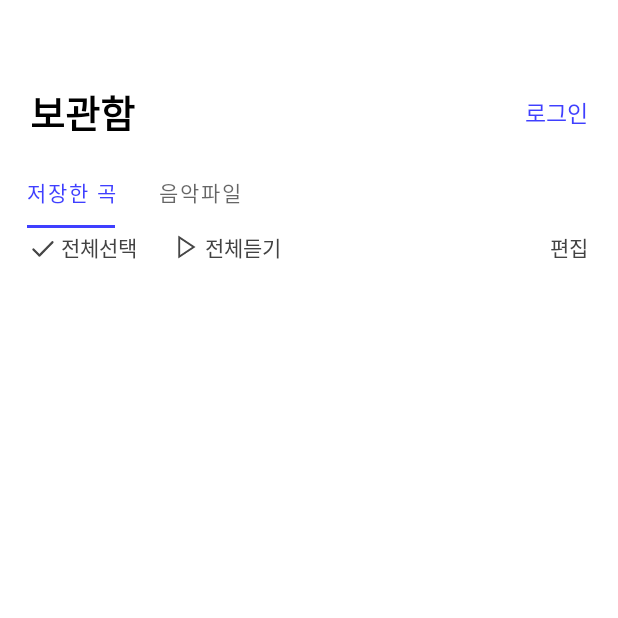
After one commit to hapen7535/UMC2-android, an Android app: the fragment LockerFragment shown on its own in the app's theme, on a phone screen of 412 x 824 dp, the top half of it. The commit adds this screen. Run offline under Robolectric (Android 15) with nearby library versions, the phone set to English and light mode, and no system bars; our stand-ins replace Room's generated code.

Commit message:
7주차 실습 : 보관함 만들기

```diff
--- /dev/null
+++ b/app/src/main/java/com/example/example1/LockerFragment.kt
@@ -0,0 +1,35 @@
+package com.example.example1
+
+import android.os.Bundle
+import android.view.LayoutInflater
+import android.view.View
+import android.view.ViewGroup
+import androidx.fragment.app.Fragment
+import com.example.example1.databinding.FragmentLockerBinding
+import com.google.android.material.tabs.TabLayout
+import com.google.android.material.tabs.TabLayoutMediator
+
+class LockerFragment : Fragment() {
+
+    lateinit var binding: FragmentLockerBinding
+    private val information = arrayListOf("저장한 곡", "음악파일")
+
+    override fun onCreateView(
+        inflater: LayoutInflater,
+        container: ViewGroup?,
+        savedInstanceState: Bundle?
+    ): View? {
+        binding = FragmentLockerBinding.inflate(inflater, container, false)
+
+        val lockerAdapter = LockerVPAdapter(this)
+        binding.lockerContentVp.adapter = lockerAdapter
+        TabLayoutMediator(binding.lockerContentTb, binding.lockerContentVp){
+            tab, position ->
+            tab.text = information[position]
+        }.attach()
+
+
+        return binding.root
+    }
+
+}
--- /dev/null
+++ b/app/src/main/java/com/example/example1/LockerVPAdapter.kt
@@ -0,0 +1,15 @@
+package com.example.example1
+
+import androidx.fragment.app.Fragment
+import androidx.viewpager2.adapter.FragmentStateAdapter
+
+class LockerVPAdapter(fragment:Fragment): FragmentStateAdapter(fragment) {
+
+    override fun getItemCount(): Int = 2
+    override fun createFragment(position: Int): Fragment {
+        return when(position){
+            0-> SavedSongFragment()
+            else -> MusicFileFragment()
+        }
+    }
+}
--- /dev/null
+++ b/app/src/main/java/com/example/example1/SavedSongFragment.kt
@@ -0,0 +1,51 @@
+package com.example.example1
+
+
+import android.os.Bundle
+import android.os.Handler
+import android.os.Looper
+import android.view.LayoutInflater
+import android.view.View
+import android.view.ViewGroup
+import androidx.fragment.app.Fragment
+import androidx.recyclerview.widget.LinearLayoutManager
+import com.example.example1.databinding.FragmentLockerSavedsongBinding
+
+class SavedSongFragment : Fragment() {
+    lateinit var binding: FragmentLockerSavedsongBinding
+    lateinit var songDB: SongDatabase
+
+    override fun onCreateView(
+        inflater: LayoutInflater,
+        container: ViewGroup?,
+        savedInstanceState: Bundle?
+    ): View? {
+        binding = FragmentLockerSavedsongBinding.inflate(inflater, container, false)
+
+        songDB = SongDatabase.getInstance(requireContext())!!
+
+        return binding.root
+    }
+
+    override fun onStart() {
+        super.onStart()
+        initRecyclerview()
+    }
+
+    private fun initRecyclerview(){
+        binding.lockerSavedSongRecyclerView.layoutManager = LinearLayoutManager(context, LinearLayoutManager.VERTICAL, false)
+
+        val songRVAdapter = SavedSongRVAdapter()
+
+        songRVAdapter.setMyItemClickListener(object : SavedSongRVAdapter.MyItemClickListener{
+            override fun onRemoveSong(songId: Int) {
+                songDB.songDao().updateIsLikeById(false,songId)
+            }
+
+        })
+
+        binding.lockerSavedSongRecyclerView.adapter = songRVAdapter
+
+        songRVAdapter.addSongs(songDB.songDao().getLikedSongs(true) as ArrayList<Song>)
+    }
+}
--- /dev/null
+++ b/app/src/main/java/com/example/example1/SavedSongRVAdapter.kt
@@ -0,0 +1,59 @@
+package com.example.example1
+
+import android.annotation.SuppressLint
+import android.view.LayoutInflater
+import android.view.ViewGroup
+import androidx.recyclerview.widget.RecyclerView
+import com.example.example1.databinding.ItemSongBinding
+
+class SavedSongRVAdapter() :
+    RecyclerView.Adapter<SavedSongRVAdapter.ViewHolder>() {
+    private val songs = ArrayList<Song>()
+    interface MyItemClickListener{
+        fun onRemoveSong(songId: Int)
+    }
+    private lateinit var mItemClickListener : MyItemClickListener
+
+    fun setMyItemClickListener(itemClickListener: MyItemClickListener){
+        mItemClickListener = itemClickListener
+    }
+
+
+    override fun onCreateViewHolder(viewGroup: ViewGroup, viewType: Int): SavedSongRVAdapter.ViewHolder {
+        val binding: ItemSongBinding = ItemSongBinding.inflate(LayoutInflater.from(viewGroup.context), viewGroup, false)
+
+        return ViewHolder(binding)
+    }
+
+    override fun onBindViewHolder(holder: SavedSongRVAdapter.ViewHolder, position: Int) {
+        holder.bind(songs[position])
+        holder.binding.itemSongMoreIv.setOnClickListener {
+            mItemClickListener.onRemoveSong(songs[position].id)
+            removeSong(position)
+        }
+    }
+
+    override fun getItemCount(): Int = songs.size
+
+    @SuppressLint("NotifyDataSetChanged")
+    fun addSongs(songs: ArrayList<Song>) {
+        this.songs.clear()
+        this.songs.addAll(songs)
+
+        notifyDataSetChanged()
+    }
+
+    @SuppressLint("NotifyDataSetChanged")
+    private fun removeSong(position: Int){
+        songs.removeAt(position)
+        notifyDataSetChanged()
+    }
+
+    inner class ViewHolder(val binding: ItemSongBinding) : RecyclerView.ViewHolder(binding.root){
+        fun bind(song: Song){
+            binding.itemSongImgIv.setImageResource(song.coverImg!!)
+            binding.itemSongTitleTv.text = song.title
+            binding.itemSongSingerTv.text = song.singer
+        }
+    }
+}
--- a/app/src/main/java/com/example/example1/SongDao.kt
+++ b/app/src/main/java/com/example/example1/SongDao.kt
@@ -18,4 +18,11 @@ interface SongDao {
 
     @Query("SELECT * FROM SongTable WHERE id")
     fun getSongs(id : Int): Song
+
+    @Query("UPDATE SongTable SET isLike= :isLike WHERE id= :id ")
+    fun updateIsLikeById(isLike: Boolean, id:Int)
+
+    @Query("SELECT * FROM SongTable WHERE isLike= :isLike")
+    fun getLikedSongs(isLike: Boolean): List<Song>
+
 }
--- /dev/null
+++ b/app/src/main/res/layout/fragment_locker.xml
@@ -0,0 +1,107 @@
+<?xml version="1.0" encoding="utf-8"?>
+<androidx.constraintlayout.widget.ConstraintLayout xmlns:android="http://schemas.android.com/apk/res/android"
+    xmlns:app="http://schemas.android.com/apk/res-auto"
+    xmlns:tools="http://schemas.android.com/tools"
+    android:layout_width="match_parent"
+    android:layout_height="match_parent">
+
+    <TextView
+        android:id="@+id/locker_title_tv"
+        android:layout_width="wrap_content"
+        android:layout_height="wrap_content"
+        android:text="보관함"
+        android:textSize="25dp"
+        android:textStyle="bold"
+        android:textColor="@color/black"
+        android:layout_marginTop="55dp"
+        android:layout_marginStart="20dp"
+        app:layout_constraintTop_toTopOf="parent"
+        app:layout_constraintStart_toStartOf="parent"/>
+
+    <TextView
+        android:id="@+id/locker_login_tv"
+        android:layout_width="wrap_content"
+        android:layout_height="wrap_content"
+        android:text="로그인"
+        android:textSize="15dp"
+        android:textColor="@color/song_player"
+        android:layout_marginEnd="20dp"
+        app:layout_constraintTop_toTopOf="@id/locker_title_tv"
+        app:layout_constraintBottom_toBottomOf="@id/locker_title_tv"
+        app:layout_constraintEnd_toEndOf="parent" />
+
+    <com.google.android.material.tabs.TabLayout
+        android:id="@+id/locker_content_tb"
+        android:layout_width="170dp"
+        android:layout_height="wrap_content"
+        android:layout_marginLeft="5dp"
+        android:layout_marginTop="10dp"
+        app:layout_constraintStart_toStartOf="parent"
+        app:layout_constraintTop_toBottomOf="@id/locker_title_tv"
+        app:tabIndicatorColor="#3f3fff"
+        app:tabIndicatorFullWidth="false"
+        app:tabRippleColor="#00ff0000"
+        app:tabSelectedTextColor="#3f3fff"
+        tools:ignore="SpeakableTextPresentCheck" />
+
+    <ImageView
+        android:id="@+id/locker_select_all_img_iv"
+        android:layout_width="25dp"
+        android:layout_height="25dp"
+        android:layout_marginStart="10dp"
+        android:src="@drawable/btn_playlist_select_off"
+        app:layout_constraintTop_toBottomOf="@id/locker_content_tb"
+        app:layout_constraintStart_toStartOf="@id/locker_content_tb"/>
+
+    <TextView
+        android:id="@+id/locker_select_all_tv"
+        android:layout_width="wrap_content"
+        android:layout_height="wrap_content"
+        android:text="전체선택"
+        android:textColor="@color/colorPrimaryGrey"
+        app:layout_constraintStart_toEndOf="@id/locker_select_all_img_iv"
+        app:layout_constraintTop_toTopOf="@id/locker_select_all_img_iv"
+        app:layout_constraintBottom_toBottomOf="@id/locker_select_all_img_iv"/>
+
+    <ImageView
+        android:id="@+id/locker_play_all_img_iv"
+        android:layout_width="25dp"
+        android:layout_height="25dp"
+        android:src="@drawable/icon_browse_arrow_right"
+        android:layout_marginStart="20dp"
+        app:layout_constraintTop_toTopOf="@id/locker_select_all_img_iv"
+        app:layout_constraintBottom_toBottomOf="@id/locker_select_all_img_iv"
+        app:layout_constraintStart_toEndOf="@id/locker_select_all_tv"/>
+
+    <TextView
+        android:id="@+id/locker_play_all_tv"
+        android:layout_width="wrap_content"
+        android:layout_height="wrap_content"
+        android:text="전체듣기"
+        android:textColor="@color/colorPrimaryGrey"
+        app:layout_constraintTop_toTopOf="@id/locker_select_all_img_iv"
+        app:layout_constraintBottom_toBottomOf="@id/locker_select_all_img_iv"
+        app:layout_constraintStart_toEndOf="@id/locker_play_all_img_iv"/>
+
+    <TextView
+        android:layout_width="wrap_content"
+        android:layout_height="wrap_content"
+        android:text="편집"
+        android:layout_marginEnd="20dp"
+        android:textColor="@color/colorPrimaryGrey"
+        app:layout_constraintTop_toTopOf="@id/locker_select_all_img_iv"
+        app:layout_constraintBottom_toBottomOf="@id/locker_select_all_img_iv"
+        app:layout_constraintEnd_toEndOf="parent"/>
+
+    <androidx.viewpager2.widget.ViewPager2
+        android:id="@+id/locker_content_vp"
+        android:layout_width="match_parent"
+        android:layout_height="0dp"
+        android:layout_marginTop="10dp"
+        app:layout_constraintVertical_bias="1.0"
+        app:layout_constraintBottom_toBottomOf="parent"
+        app:layout_constraintEnd_toEndOf="parent"
+        app:layout_constraintStart_toStartOf="parent"
+        app:layout_constraintTop_toBottomOf="@id/locker_select_all_img_iv" />
+
+</androidx.constraintlayout.widget.ConstraintLayout>
--- /dev/null
+++ b/app/src/main/res/layout/fragment_locker_savedsong.xml
@@ -0,0 +1,17 @@
+<?xml version="1.0" encoding="utf-8"?>
+<androidx.constraintlayout.widget.ConstraintLayout
+    xmlns:android="http://schemas.android.com/apk/res/android"
+    xmlns:app="http://schemas.android.com/apk/res-auto"
+    xmlns:tools="http://schemas.android.com/tools"
+    android:layout_width="match_parent"
+    android:layout_height="match_parent">
+
+    <androidx.recyclerview.widget.RecyclerView
+        android:id="@+id/locker_savedSong_recyclerView"
+        android:layout_width="match_parent"
+        android:layout_height="match_parent"
+        tools:listitem="@layout/item_song"
+        android:overScrollMode="never"
+        android:orientation="vertical"
+        app:layoutManager="androidx.recyclerview.widget.LinearLayoutManager"/>
+</androidx.constraintlayout.widget.ConstraintLayout>
```
Also changed, not shown: app/src/main/java/com/example/example1/MusicFileFragment.kt (added, +18 -0 lines), app/src/main/java/com/example/example1/SongActivity.kt (+25 -0 lines), app/src/main/res/layout/fragment_locker_musicfile.xml (added, +16 -0 lines), app/src/main/res/layout/item_song.xml (added, +71 -0 lines).
